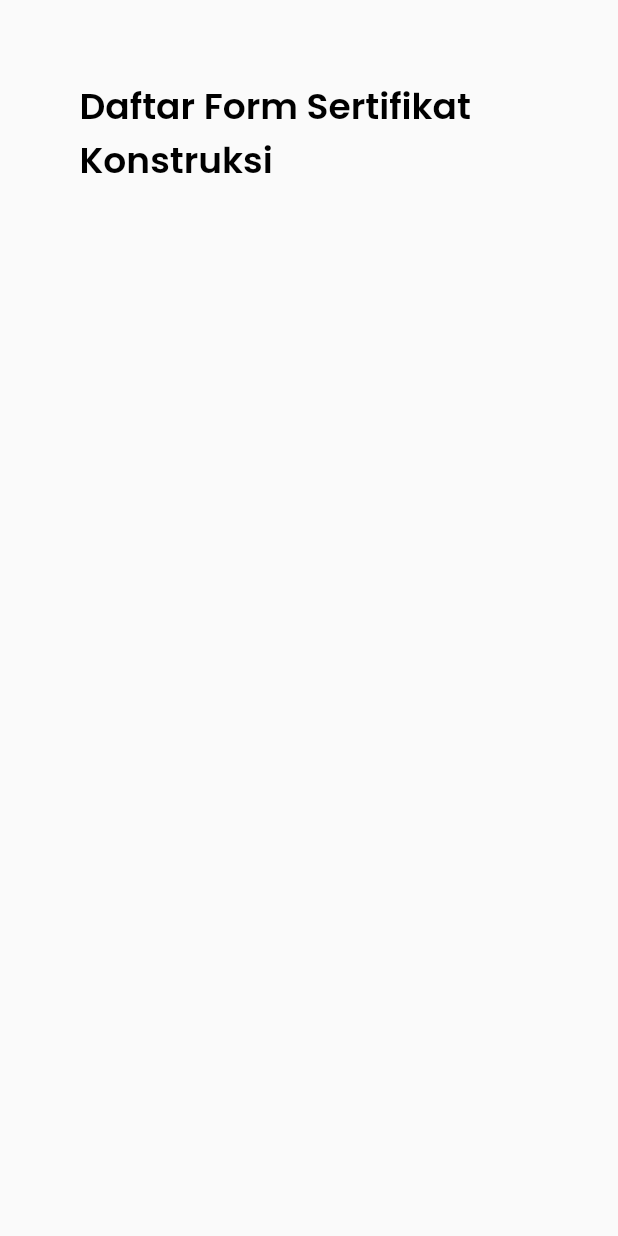
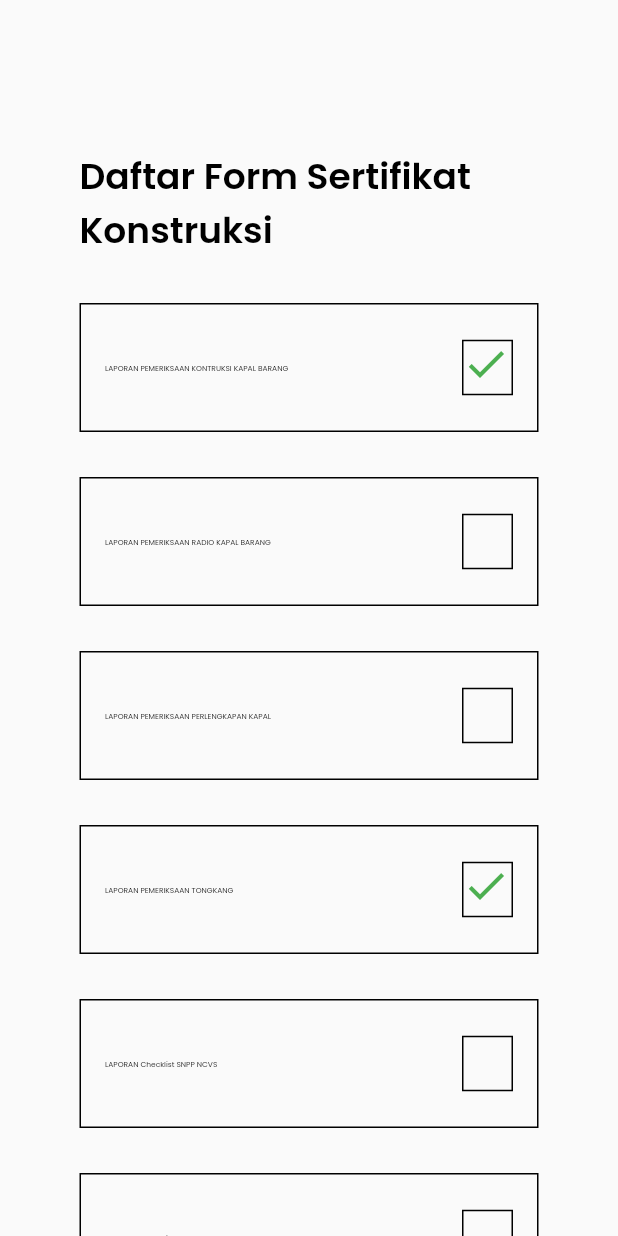
Before and after one commit to erzajuan/ShipCertification, a Flutter app: the ListFormCertificatePageView screen opened directly, on a phone screen of 412 x 824 dp. Run offline on Flutter 3.47's test engine with Material 2 defaults, Android fonts, the phone set to English and light mode, and no system bars; our stand-ins replace get, google_fonts; missing offline and left inert: firebase_core_web; accounts and stored records are empty.

Commit message:
Added: list_form_certificate without scrollable list

```diff
--- a/lib/app/modules/create_report_page/controllers/create_report_page_controller.dart
+++ b/lib/app/modules/create_report_page/controllers/create_report_page_controller.dart
@@ -1,10 +1,12 @@
 import 'package:flutter/material.dart';
 import 'package:get/get.dart';
+import 'package:intl/intl.dart';
 
 class CreateReportPageController extends GetxController {
   TextEditingController namaKapalController = TextEditingController();
   TextEditingController namaInspekturController = TextEditingController();
-  TextEditingController tanggalController = TextEditingController();
+  TextEditingController tanggalController =
+      TextEditingController(text: DateFormat.yMMMd().format(DateTime.now()));
 
   final count = 0.obs;
   @override
--- a/lib/app/modules/create_report_page/views/create_report_page_view.dart
+++ b/lib/app/modules/create_report_page/views/create_report_page_view.dart
@@ -31,7 +31,6 @@ class CreateReportPageView extends GetView<CreateReportPageController> {
             ),
             TextFormField(
               controller: controller.namaKapalController,
-              initialValue: 'Nama Kapal',
               decoration: InputDecoration(
                 labelText: 'Nama Kapal',
                 border: OutlineInputBorder(),
@@ -42,7 +41,6 @@ class CreateReportPageView extends GetView<CreateReportPageController> {
             ),
             TextFormField(
               controller: controller.namaInspekturController,
-              initialValue: 'Nama Inspektur',
               decoration: InputDecoration(
                 labelText: 'Nama Kapal',
                 border: OutlineInputBorder(),
@@ -53,7 +51,6 @@ class CreateReportPageView extends GetView<CreateReportPageController> {
             ),
             TextFormField(
               controller: controller.tanggalController,
-              initialValue: DateFormat.yMMMd().format(DateTime.now()),
               decoration: InputDecoration(
                 labelText: 'Tanggal',
                 border: OutlineInputBorder(),
@@ -85,7 +82,7 @@ class CreateReportPageView extends GetView<CreateReportPageController> {
                   fixedSize: Size(160, 76),
                 ),
                 onPressed: () {
-                  Get.toNamed(Routes.LIST_FORM_CERTIFICATE_PAGE);
+                  Get.toNamed(Routes.LIST_FORM_CERTIFICATE_PAGE)!;
                 },
                 child: Text(
                   'Next',
--- a/lib/app/modules/list_form_certificate_page/views/list_form_certificate_page_view.dart
+++ b/lib/app/modules/list_form_certificate_page/views/list_form_certificate_page_view.dart
@@ -12,12 +12,68 @@ class ListFormCertificatePageView
     return Scaffold(
       body: SingleChildScrollView(
         child: Padding(
-          padding: const EdgeInsets.all(53),
+          padding: const EdgeInsets.only(
+            left: 53,
+            right: 53,
+            top: 100,
+          ),
           child: Column(
             children: [
               Text(
                 'Daftar Form Sertifikat Konstruksi',
                 style: header1,
+              ),
+              SizedBox(
+                height: 30,
+              ),
+              ListView.builder(
+                shrinkWrap: true,
+                physics: AlwaysScrollableScrollPhysics(),
+                scrollDirection: Axis.vertical,
+                itemCount: title.length,
+                itemBuilder: ((context, index) {
+                  return Container(
+                    margin: EdgeInsets.only(bottom: 30),
+                    width: MediaQuery.of(context).size.width,
+                    height: 86,
+                    decoration: BoxDecoration(
+                      border: Border.all(color: blackColor),
+                    ),
+                    child: Row(
+                      children: [
+                        Padding(
+                          padding: const EdgeInsets.all(16),
+                          child: Text(
+                            title[index],
+                            style: daftarForm.copyWith(fontSize: 5),
+                          ),
+                        ),
+                        Spacer(),
+                        Padding(
+                          padding: const EdgeInsets.all(16),
+                          child: Stack(
+                            children: [
+                              Container(
+                                decoration: BoxDecoration(
+                                  border: Border.all(color: blackColor),
+                                ),
+                                width: 34,
+                                height: 37,
+                              ),
+                              isDone[index]
+                                  ? Icon(
+                                      Icons.check,
+                                      color: Colors.green,
+                                      size: 32,
+                                    )
+                                  : SizedBox()
+                            ],
+                          ),
+                        ),
+                      ],
+                    ),
+                  );
+                }),
               ),
             ],
           ),
@@ -25,4 +81,17 @@ class ListFormCertificatePageView
       ),
     );
   }
+
+  List<String> title = [
+    "LAPORAN PEMERIKSAAN KONTRUKSI KAPAL BARANG",
+    "LAPORAN PEMERIKSAAN RADIO KAPAL BARANG",
+    "LAPORAN PEMERIKSAAN PERLENGKAPAN KAPAL",
+    "LAPORAN PEMERIKSAAN TONGKANG",
+    "LAPORAN Checklist SNPP NCVS",
+    "LAPORAN Checklist SNPP PM 29",
+    "LAPORAN PEMERIKSAAN ANTI FOULING",
+    "LAPORAN PEMERIKSAAN HSC",
+  ];
+
+  List<bool> isDone = [true, false, false, true, false, false, false, true];
 }
--- a/lib/app/routes/app_pages.dart
+++ b/lib/app/routes/app_pages.dart
@@ -1,4 +1,6 @@
 import 'package:get/get.dart';
+import 'package:ship_certification/app/modules/list_form_certificate_page/bindings/list_form_certificate_page_binding.dart';
+import 'package:ship_certification/app/modules/list_form_certificate_page/views/list_form_certificate_page_view.dart';
 
 import '../modules/create_report_page/bindings/create_report_page_binding.dart';
 import '../modules/create_report_page/views/create_report_page_view.dart';
@@ -29,5 +31,10 @@ class AppPages {
       page: () => CreateReportPageView(),
       binding: CreateReportPageBinding(),
     ),
+    GetPage(
+      name: _Paths.LIST_FORM_CERTIFICATE_PAGE,
+      page: () => ListFormCertificatePageView(),
+      binding: ListFormCertificatePageBinding(),
+    ),
   ];
 }
```
